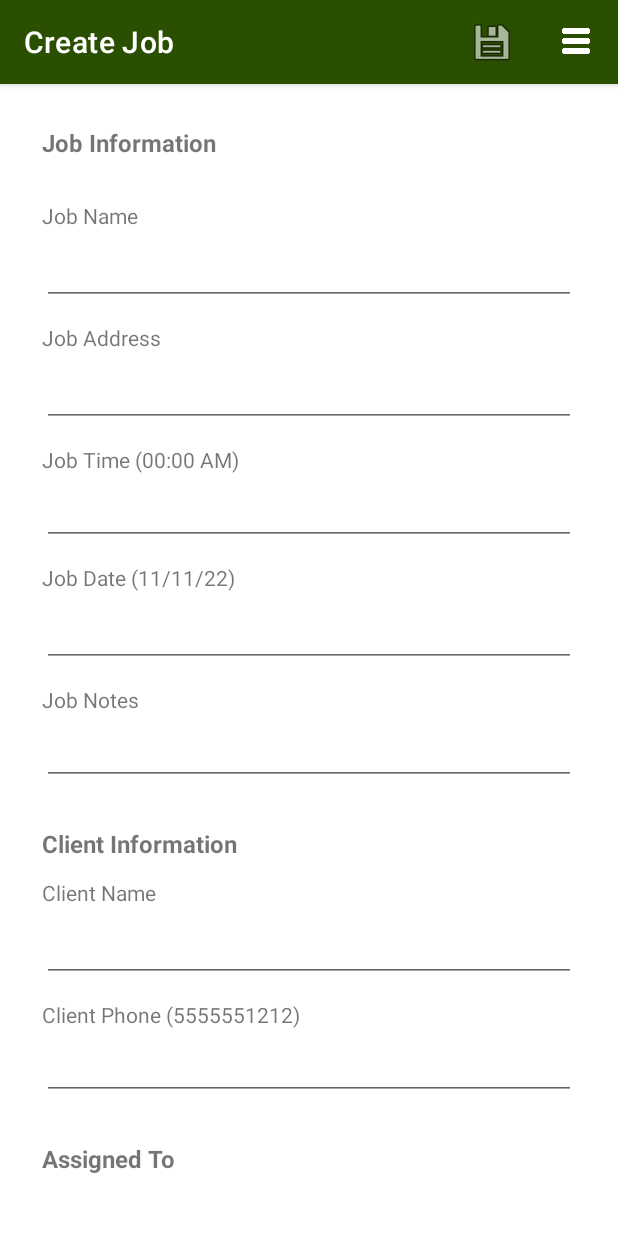
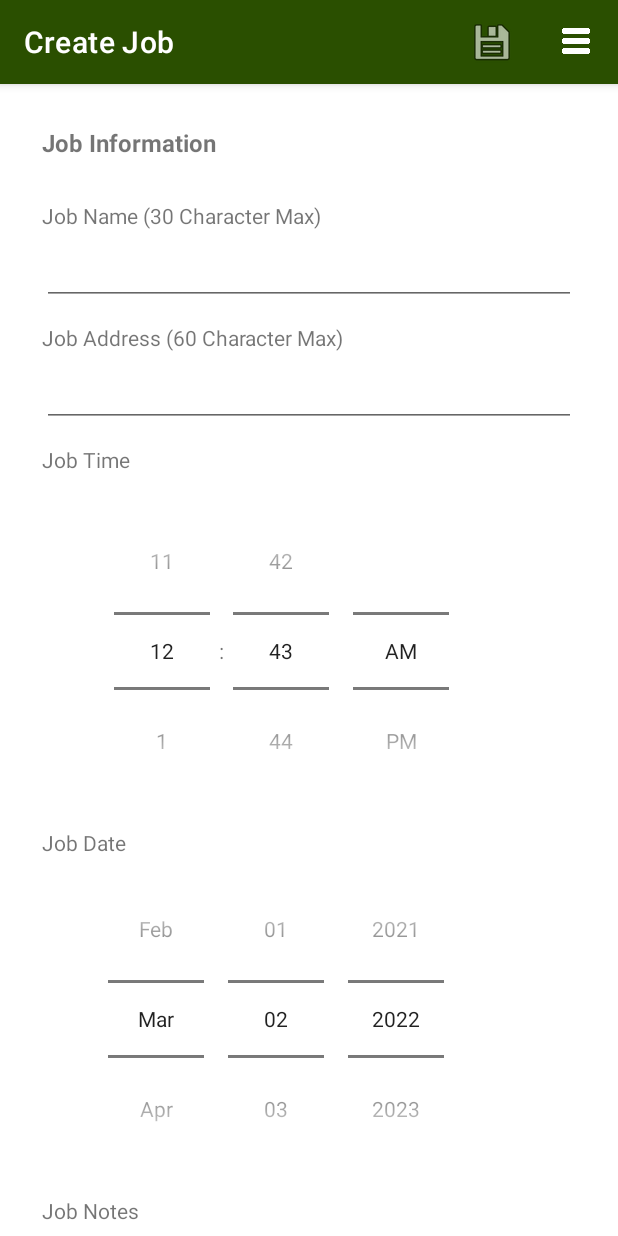
Before and after one commit to BenjaminTolman/TaskCommanderProject, an Android app: the fragment JobCreateFragment placed in its activity, on a phone screen of 412 x 824 dp. Run offline under Robolectric (Android 15) with nearby library versions, the phone set to English and light mode, and no system bars; our stand-ins replace Firebase (no records; nobody signed in at launch, a user with empty details on screens opened directly).

Commit message:
Added time/date Selectors

```diff
--- a/TaskCommander/app/src/main/java/com/benjamintolman/taskcommander/Utils/ValidationUtility.java
+++ b/TaskCommander/app/src/main/java/com/benjamintolman/taskcommander/Utils/ValidationUtility.java
@@ -95,4 +95,14 @@ public class ValidationUtility {
     }
 
     //todo validate job fields
+
+    public static boolean validateSize(String input, int size){
+
+        if(input.length() <= size){
+
+            return true;
+        }
+
+        return false;
+    }
 }
--- a/TaskCommander/app/src/main/java/com/benjamintolman/taskcommander/fragments/JobCreateFragment.java
+++ b/TaskCommander/app/src/main/java/com/benjamintolman/taskcommander/fragments/JobCreateFragment.java
@@ -64,11 +64,11 @@ public class JobCreateFragment extends Fragment implements View.OnClickListener
 
         setHasOptionsMenu(true);
 
-        //todo some of these need to open a selector on top of view.
+        //todo get info from selectors.
         jobNameInput = view.findViewById(R.id.job_creation_name);
         jobAddressInput = view.findViewById(R.id.job_creation_address);
-        jobTimeInput = view.findViewById(R.id.job_creation_time);
-        jobDateInput = view.findViewById(R.id.job_creation_date);
+        //jobTimeInput = view.findViewById(R.id.job_creation_time);
+        //jobDateInput = view.findViewById(R.id.job_creation_date);
         jobNotesInput = view.findViewById(R.id.job_creation_notes);
         clientNameInput = view.findViewById(R.id.job_creation_client_name);
         clientPhoneInput = view.findViewById(R.id.job_creation_phone);
@@ -149,8 +149,12 @@ public class JobCreateFragment extends Fragment implements View.OnClickListener
             //todo validate these
             String jobName = jobNameInput.getText().toString();
             String jobAddress = jobAddressInput.getText().toString();
+
+
             String jobTime = jobTimeInput.getText().toString();
             String jobDate = jobDateInput.getText().toString();
+
+
             String jobNotes = jobNotesInput.getText().toString();
             String clientName = clientNameInput.getText().toString();
             String clientPhone = clientPhoneInput.getText().toString();
@@ -158,17 +162,19 @@ public class JobCreateFragment extends Fragment implements View.OnClickListener
 
             //todo these are not done yet
             if (!jobName.isEmpty()) {
-
-
+                    if(!ValidationUtility.validateSize(jobName, 30)){
+                        Toast.makeText(getContext(), "Job Name greater than 30 characters.", Toast.LENGTH_SHORT).show();
+                    }
                 }
             else{
                 Toast.makeText(getContext(), "Job Name is Empty.", Toast.LENGTH_SHORT).show();
                 return;
             }
 
-
             if (!jobAddress.isEmpty()) {
-
+                if(!ValidationUtility.validateSize(jobAddress, 60)){
+                    Toast.makeText(getContext(), "Job Address greater than 30 characters.", Toast.LENGTH_SHORT).show();
+                }
 
             }else{
                 Toast.makeText(getContext(), "Job Address is Empty.", Toast.LENGTH_SHORT).show();
@@ -177,7 +183,7 @@ public class JobCreateFragment extends Fragment implements View.OnClickListener
 
 
             if (!jobTime.isEmpty()) {
-
+                //todo get job time
 
             }else{
                 Toast.makeText(getContext(), "Job Time is Empty.", Toast.LENGTH_SHORT).show();
--- a/TaskCommander/app/src/main/res/layout/job_create_layout.xml
+++ b/TaskCommander/app/src/main/res/layout/job_create_layout.xml
@@ -43,29 +43,28 @@
                 app:layout_constraintStart_toStartOf="parent"
                 app:layout_constraintTop_toBottomOf="@+id/textView16" />
 
-            <EditText
-                android:id="@+id/job_creation_time"
+            <TimePicker
+                android:id="@+id/timePicker1"
+                android:layout_width="0dp"
+                android:layout_height="wrap_content"
+                android:layout_marginStart="28dp"
+                android:layout_marginTop="12dp"
+                android:layout_marginEnd="64dp"
+                android:timePickerMode="spinner"
+                app:layout_constraintEnd_toEndOf="parent"
+                app:layout_constraintHorizontal_bias="0.21"
+                app:layout_constraintStart_toStartOf="parent"
+                app:layout_constraintTop_toBottomOf="@+id/textView17" />
+
+            <DatePicker
+                android:id="@+id/datePicker1"
                 android:layout_width="0dp"
                 android:layout_height="wrap_content"
                 android:layout_marginStart="28dp"
                 android:layout_marginTop="2dp"
-                android:layout_marginEnd="28dp"
-                android:ems="10"
-                android:inputType="textPersonName"
-                app:layout_constraintEnd_toEndOf="parent"
-                app:layout_constraintStart_toStartOf="parent"
-                app:layout_constraintTop_toBottomOf="@+id/textView17" />
-
-            <EditText
-                android:id="@+id/job_creation_date"
-                android:layout_width="0dp"
-                android:layout_height="wrap_content"
-                android:layout_marginStart="28dp"
-                android:layout_marginTop="2dp"
-                android:layout_marginEnd="28dp"
-                android:ems="10"
-                android:inputType="textPersonName"
-                android:minHeight="48dp"
+                android:layout_marginEnd="64dp"
+                android:calendarViewShown="false"
+                android:datePickerMode="spinner"
                 app:layout_constraintEnd_toEndOf="parent"
                 app:layout_constraintStart_toStartOf="parent"
                 app:layout_constraintTop_toBottomOf="@+id/textView18" />
@@ -209,7 +208,7 @@
                 android:layout_marginStart="28dp"
                 android:layout_marginTop="28dp"
                 android:layout_marginEnd="28dp"
-                android:text="Job Name"
+                android:text="Job Name (30 Character Max)"
                 app:layout_constraintEnd_toEndOf="parent"
                 app:layout_constraintStart_toStartOf="parent"
                 app:layout_constraintTop_toBottomOf="@+id/job_creation_job_info_textview" />
@@ -221,7 +220,7 @@
                 android:layout_marginStart="28dp"
                 android:layout_marginTop="12dp"
                 android:layout_marginEnd="28dp"
-                android:text="Job Address"
+                android:text="Job Address (60 Character Max)"
                 app:layout_constraintEnd_toEndOf="parent"
                 app:layout_constraintStart_toStartOf="parent"
                 app:layout_constraintTop_toBottomOf="@+id/job_creation_name" />
@@ -233,7 +232,7 @@
                 android:layout_marginStart="28dp"
                 android:layout_marginTop="12dp"
                 android:layout_marginEnd="28dp"
-                android:text="Job Time (00:00 AM)"
+                android:text="Job Time"
                 app:layout_constraintEnd_toEndOf="parent"
                 app:layout_constraintStart_toStartOf="parent"
                 app:layout_constraintTop_toBottomOf="@+id/job_creation_address" />
@@ -245,10 +244,11 @@
                 android:layout_marginStart="28dp"
                 android:layout_marginTop="12dp"
                 android:layout_marginEnd="28dp"
-                android:text="Job Date (11/11/22)"
+                android:text="Job Date"
                 app:layout_constraintEnd_toEndOf="parent"
+                app:layout_constraintHorizontal_bias="0.0"
                 app:layout_constraintStart_toStartOf="parent"
-                app:layout_constraintTop_toBottomOf="@+id/job_creation_time" />
+                app:layout_constraintTop_toBottomOf="@+id/timePicker1" />
 
             <TextView
                 android:id="@+id/textView19"
@@ -260,7 +260,7 @@
                 android:text="Job Notes"
                 app:layout_constraintEnd_toEndOf="parent"
                 app:layout_constraintStart_toStartOf="parent"
-                app:layout_constraintTop_toBottomOf="@+id/job_creation_date" />
+                app:layout_constraintTop_toBottomOf="@+id/datePicker1" />
 
             <TextView
                 android:id="@+id/textView20"
```
